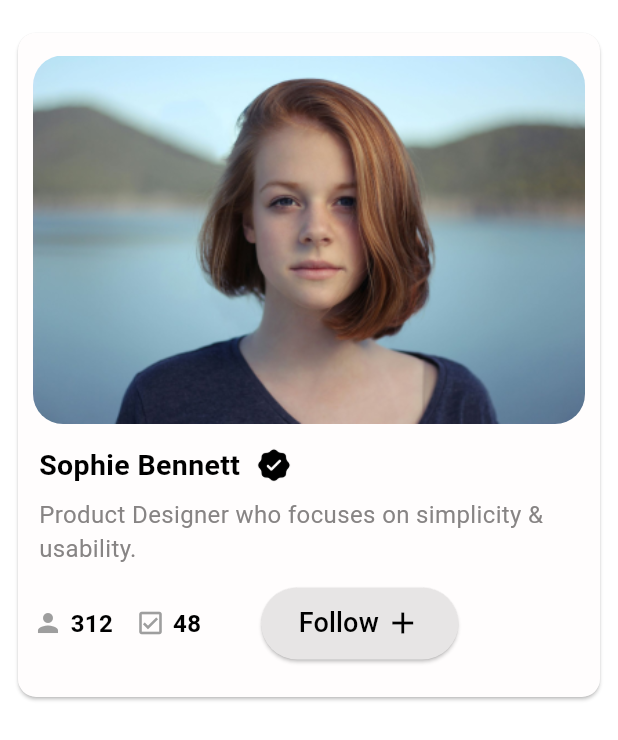
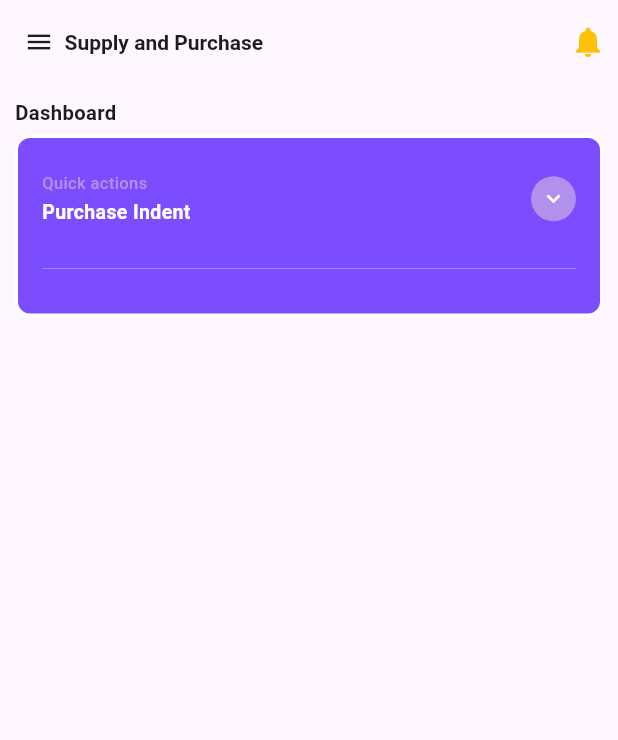
Before and after one commit to saraswathirajkumar18/flutter-ui-designs, a Flutter app: the screen it shows after launch, on a phone screen of 412 x 824 dp. Shown: the top 740 px of the screen. Run offline on Flutter 3.47's test engine with Material 3 defaults, Android fonts, the light colour scheme and no system bars.

Commit message:
dashboard page added

```diff
--- a/lib/main.dart
+++ b/lib/main.dart
@@ -1,4 +1,5 @@
 import 'package:flutter/material.dart';
+import 'package:flutter_ui_designs/screens/dash_board.dart';
 import 'package:flutter_ui_designs/screens/profile_card.dart';
 
 void main() {
@@ -26,6 +27,6 @@ class MyApp extends StatelessWidget {
           useMaterial3: true,
         ),
         //main screen of the app
-        home: ProfileCard());
+        home: DashBoard());
   }
 }
--- /dev/null
+++ b/lib/screens/dash_board.dart
@@ -0,0 +1,250 @@
+//dashboard design
+import 'package:flutter/material.dart';
+
+//we are going to show different widgets so i used statefulwidget
+class DashBoard extends StatefulWidget {
+  const DashBoard({super.key});
+
+  @override
+  State<DashBoard> createState() => _DashBoardState();
+}
+
+class _DashBoardState extends State<DashBoard> {
+  //store icon,text
+   List<Map<String,dynamic>> itemInfo=[{'image':Icons.add_circle,'iconText':'Add Users'},
+    {'image':Icons.add_circle,'iconText':'Check Purchase'},
+    {'image':Icons.add_circle,'iconText':'Check History'},
+    {'image':Icons.add_circle,'iconText':'Check Sales'},
+    ];
+    List<Map<String,String>> buttonInfo=[
+      {'buttonName':'Recent Activity'},
+      {'buttonName':'Order Tracking'},
+      {'buttonName':'Reports'},
+      {'buttonName':'Sales History'},
+    ];
+    //to manage button status
+    bool isClicked=false;
+  @override
+  Widget build(BuildContext context) {
+    //safearea-to avoid overlap with status bar
+    return SafeArea(
+      child: Scaffold(
+        //show icon,title
+        appBar: AppBar(
+        title:Row(
+          mainAxisAlignment: MainAxisAlignment.start,
+          children: [
+             Icon(Icons.menu,size:20),
+             SizedBox(width:7),
+              Text('Supply and Purchase',style:TextStyle(fontSize: 14,fontWeight: FontWeight.bold)),
+        ],),
+          //need icon in right side so mentioned inside actions
+          actions: [
+
+                    Padding(
+                      padding: const EdgeInsets.only(right:8.0),
+                      child: Icon(Icons.notifications,color: Colors.amber,),
+                    ),
+          ],
+        ),
+      body:Padding(
+        padding: const EdgeInsets.all(10.0),
+        //SingleChildScrollView()-make scrollable page
+        child: SingleChildScrollView(
+          //column-vertically display list of widgets
+          child: Column(
+            crossAxisAlignment: CrossAxisAlignment.start,
+            children: [
+              Text('Dashboard',style:TextStyle(fontSize: 13.5,fontWeight: FontWeight.bold)),
+              //add vertical space
+              SizedBox(height:5),
+              //We can't style the column content directly so i used decoratedbox()
+                DecoratedBox(
+                  decoration: BoxDecoration(
+              //set background color
+              color: Colors.deepPurpleAccent,
+              //show border and change its color
+              border: Border.all(color: Colors.white, width: 2),
+              //change shape of border
+              borderRadius: BorderRadius.circular(10),
+            ),
+                //add space around the column widget
+                child: Padding(
+                   padding:EdgeInsets.symmetric(horizontal: 8,vertical: 14),
+                  child: Column(children: [
+                    //add space around row widget
+                    Padding(
+                      padding: const EdgeInsets.all(10.0),
+                    //row()-show content horizontally
+                      child: Row(
+                        mainAxisAlignment: MainAxisAlignment.spaceBetween,
+                        children: [
+                        //need to show multi line content used column
+                        Column(
+                          crossAxisAlignment: CrossAxisAlignment.start,
+                          children: [
+                            //display text
+                            Text('Quick actions',style:TextStyle(color:Color.fromARGB(255, 178, 145, 236),fontWeight: FontWeight.w500,fontSize:11)),
+                            Padding(
+                              padding: const EdgeInsets.only(top:2.0),
+                              child: Text('Purchase Indent',style:TextStyle(color:Colors.white,fontWeight: FontWeight.w600,fontSize:13)),
+                            ),
+                          ],
+                        ),
+                      //Inkwell-used to create clickable circle avatar icon
+                      InkWell(
+                        onTap: (){
+                          // setState-change state of the icon
+                          //we need variable to track the button status
+                          //intially button is not clicked so button status->not clicked->isClicked=false
+                          //button clicked->isClicked=true
+                          //if used true and false it works only one time properly ->so change (!isClicked) the button statue ie if true then change to false and vice vera.
+                          setState(() {
+                            isClicked=!isClicked;
+                          });
+                        },
+                        child: CircleAvatar(
+                          backgroundColor:const Color.fromARGB(255, 178, 145, 236),
+                          radius: 15,
+                        child:
+                        //intially need to show down arrow when icon is clicked then show uo arrow
+                        Icon(isClicked?Icons.keyboard_arrow_up:Icons.keyboard_arrow_down,color:Colors.white,size:18)),
+                      )
+                      ],),
+                    ),
+                  Padding(
+                    padding: const EdgeInsets.all(10.0),
+                    //divider-horizontal line
+                    child: Divider(
+                      //size,color of line
+                      thickness:0.2,
+                           color:Colors.white,
+                    ),
+                  ),
+                    //if button is not clicked nothing show otherwise show column
+                     !isClicked?SizedBox()
+                      :Column(
+                        children: [
+                          Padding(
+                            padding: const EdgeInsets.all(8.0),
+                            //layout shows more than one item in a line → then it’s a grid (rows & columns).
+                            //gridview.builder()->used to display a dynamic list of values->i.e when list is large or unknown number of items.
+                            child: GridView.builder(
+                              //tells the GridView to take only as much height as needed for its children, instead of expanding infinitely.
+                               shrinkWrap: true,
+                               //disables the scrolling ability of this GridView.
+                               //we need whole app is scrollable.we don't want grid content alone scrollable
+                               physics: NeverScrollableScrollPhysics(),
+                               //define how many items to build in the grid.
+                               //item count is not fixed one it is based on list value,so get the items in list by finding length of the list.
+                                           itemCount:itemInfo.length ,
+                                //Controls how the grid need to display (rows, columns, spacing, etc).
+                                           gridDelegate:SliverGridDelegateWithFixedCrossAxisCount(
+                                //number of items need to display in row(e.g.2->item1,item2)
+                                           crossAxisCount:2,
+                                //add space between items in row(item1->space->item2)
+                                           crossAxisSpacing:3,
+                                //add space between 2 rows(
+                                //item1,item2
+                                //  | space
+                                //item3,item4
+                                           mainAxisSpacing:3,
+                                //Ratio = width / height of each item.
+                                // 1.0 → square (width = height)-> perfect square->look like ■
+                                // > 1 → wider than tall (landscape shape)->width is stretched (item looks wider than tall)-> look like  ▭
+                                // < 1 → taller than wide (portrait shape)->height is stretched (item looks taller than wide)->look like ▯
+                                           childAspectRatio: 1.5,
+                                           ),
+                               //itembuilder()->it builds each grid item one by one.
+                               //starts display index from 0 → itemCount-1
+                               //itemInfo[index] to display data for grid cell.
+                                           itemBuilder:(context,index){
+                                            //get the value from list of map
+                                             final data=itemInfo[index];
+                                             //fetch image from map
+                                             final image=data['image'];
+                                             //fetch text from map
+                                             String info=data['iconText'];
+                                             //need card shape used card()
+                                           return Card(
+                                            //change the shape of the card
+                                            shape: RoundedRectangleBorder(
+                                borderRadius: BorderRadius.circular(5),),
+                                //based on childaspectratio grid cell(item) vaiue card takes default space
+                                //so column child-image,text take whole card space->i.e even text,image are placed on top of the code,there is space below those content
+                                //use MainAxisSize.min to avoid extra space
+                                             child:Column(
+                                               mainAxisSize: MainAxisSize.min,
+                                // In a Column:mainAxisAlignment aligns content from top → center (vertical movement).
+                                //crossAxisAlignment aligns content from left → center (horizontal movement).
+                                               mainAxisAlignment: MainAxisAlignment.center ,
+                                               crossAxisAlignment: CrossAxisAlignment.center,
+                                              children: [
+                                               Icon(image),
+                                               Padding(
+                                                //only add padding for top of the text
+                                                 padding: const EdgeInsets.only(top:6.0),
+                                                 child: Text(info,style:TextStyle(fontSize:13),),
+                                               ),
+                                             ],),
+                                           );
+                             }
+                             ),
+                          ),
+                          //again need to show a list of items in a grid format (rows × columns),so use GridView.builder()
+                                            Padding(
+                                              padding: const EdgeInsets.all(10.0),
+                                              child: GridView.builder(
+                          shrinkWrap:true,
+                          physics:NeverScrollableScrollPhysics(),
+                          itemCount:buttonInfo.length,
+                          gridDelegate:SliverGridDelegateWithFixedCrossAxisCount(
+                            crossAxisCount:2,
+                            mainAxisSpacing: 9,
+                            crossAxisSpacing: 9,
+                            childAspectRatio: 3.2,
+                            ),
+                          itemBuilder:(context,index){
+                            final buttonData=buttonInfo[index];
+                            final buttonText=buttonData['buttonName'];
+                            //display the custom widget
+                            return TextBtn(name: buttonText!);
+                          }
+                                              ),
+                                            ),
+                        ],
+                      ),
+
+                  ],),
+                ),
+              )
+            ],
+           ),
+        ),
+      ),
+      ),
+    );
+  }
+}
+//custom widget-display text button with name parameter
+class TextBtn extends StatelessWidget {
+  final String name;
+  const TextBtn({super.key,
+   required this.name,
+  });
+
+  @override
+  Widget build(BuildContext context) {
+    return TextButton(
+      onPressed: () {  },
+      style:TextButton.styleFrom(backgroundColor: const Color.fromARGB(255, 106, 69, 209),
+      //change the shape of the text button border
+    shape:RoundedRectangleBorder(
+      borderRadius: BorderRadius.all(Radius.circular(5)),
+    ),),
+      child:Text(name,style:TextStyle(color:Colors.white,fontSize:13,fontWeight:FontWeight.w600)),
+
+    );
+  }
+
+}
--- a/lib/screens/home_page.dart
+++ b/lib/screens/home_page.dart
@@ -1,4 +1,5 @@
 import 'package:flutter/material.dart';
+import 'package:flutter_ui_designs/screens/dash_board.dart';
 import 'package:flutter_ui_designs/screens/info_card.dart';
 import 'package:flutter_ui_designs/screens/profile_card.dart';
 import 'package:flutter_ui_designs/screens/task_management_card.dart';
@@ -25,8 +26,8 @@ class HomePage extends StatelessWidget {
       },
       {
         'image': 'assets/images/img2.png',
-        'title': 'Info Card1',
-        'page': () => TaskManagementCard()
+        'title': 'DashBoard',
+        'page': () => DashBoard()
       },
       {
         'image': 'assets/images/img3.png',
```
